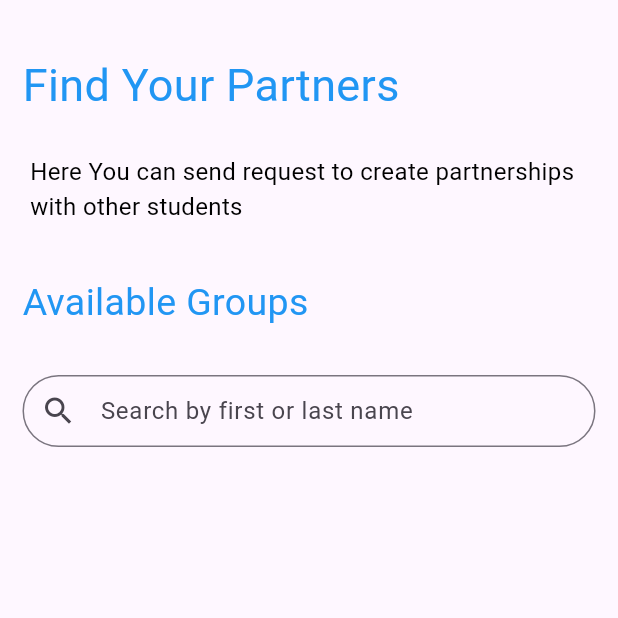
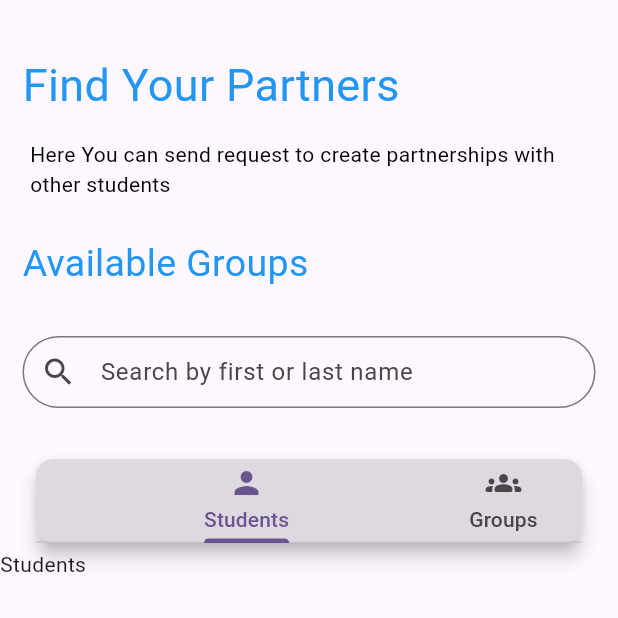
Before and after one commit to Omar-Qaneer/LetsGraduate_Mobile, a Flutter app: the FindPartners screen opened directly, on a phone screen of 412 x 824 dp, the top half of it. Run offline on Flutter 3.47's test engine with Material 3 defaults, Android fonts, the phone set to English and light mode, and no system bars; our stand-ins replace flutter_otp_text_field, get, shared_preferences; accounts and stored records are empty.

Commit message:
Build FindPartners Page part 5
Add TabBar and TabBarView Widgets and use controller to switch between tabs

```diff
--- /dev/null
+++ b/lib/controller/student/findpartners_controller.dart
@@ -0,0 +1,49 @@
+import 'package:flutter/material.dart';
+import 'package:get/get.dart';
+
+abstract class FindPartnerController extends GetxController
+    with GetSingleTickerProviderStateMixin {
+  void findPartners();
+  void setPageIndex(int newIndex);
+}
+
+class FindPartnerControllerImp extends FindPartnerController {
+  final List<Tab> findPartnersTabs = <Tab>[
+    const Tab(
+      icon: Icon(
+        Icons.person,
+      ),
+      text: "Students",
+    ),
+    const Tab(
+        icon: Icon(
+          Icons.groups_rounded,
+        ),
+        text: "Groups"),
+  ];
+
+  late TabController findPartnerTabController;
+  int currentPageIndex = 0;
+
+  @override
+  findPartners() {}
+
+  @override
+  void onInit() {
+    findPartnerTabController =
+        TabController(vsync: this, length: findPartnersTabs.length);
+    super.onInit();
+  }
+
+  @override
+  void onClose() {
+    findPartnerTabController.dispose();
+    super.onClose();
+  }
+
+  @override
+  void setPageIndex(int newIndex) {
+    currentPageIndex = newIndex;
+    update();
+  }
+}
--- a/lib/view/screen/student/findpartners.dart
+++ b/lib/view/screen/student/findpartners.dart
@@ -1,14 +1,21 @@
 import 'package:flutter/material.dart';
+import 'package:flutter_application_1/controller/student/findpartners_controller.dart';
+import 'package:flutter_application_1/view/widget/student/custom_tabbar_student.dart';
 import 'package:flutter_application_1/view/widget/supervisor/customsearchbar.dart';
+import 'package:get/get.dart';
 
 class FindPartners extends StatelessWidget {
   const FindPartners({super.key});
 
   @override
   Widget build(BuildContext context) {
-    return Container(
+    FindPartnerControllerImp controller = Get.put(FindPartnerControllerImp());
+
+    return Scaffold(
+      body: Container(
           padding: const EdgeInsets.symmetric(vertical: 30),
-        child: ListView(children: [
+          child:
+              Column(crossAxisAlignment: CrossAxisAlignment.start, children: [
             // titles
 
             ...List.generate(3, (index) {
@@ -17,9 +24,9 @@ class FindPartners extends StatelessWidget {
                 "Here You can send request to create partnerships with other students",
                 "Available Groups"
               ];
-            List<double> fontSizes = [30, 16, 25];
+              List<double> fontSizes = [30, 14, 25];
               List<double> horizontalPaddings = [15, 20, 15];
-            List<double> verticalPaddings = [5, 20, 15];
+              List<double> verticalPaddings = [5, 10, 15];
               List<Color> colors = [Colors.blue, Colors.black, Colors.blue];
 
               return Padding(
@@ -28,15 +35,36 @@ class FindPartners extends StatelessWidget {
                     vertical: verticalPaddings[index]),
                 child: Text(
                   texts[index],
-                style:
-                    TextStyle(fontSize: fontSizes[index], color: colors[index]),
+                  style: TextStyle(
+                      fontSize: fontSizes[index], color: colors[index]),
                 ),
               );
             }),
             const CustomSearchBar(hintText: "Search by first or last name"),
             const SizedBox(
-            height: 40,
+              height: 15,
             ),
-        ]));
+
+            CustomTabBarStudent(
+              widget: TabBar(
+                isScrollable: true,
+                labelPadding:
+                    const EdgeInsetsDirectional.symmetric(horizontal: 60),
+                controller: controller.findPartnerTabController,
+                tabs: controller.findPartnersTabs,
+              ),
+            ),
+
+            Expanded(
+              child: TabBarView(
+                controller: controller.findPartnerTabController,
+                children: const [
+                  Text("Students"),
+                  Text("Groups"),
+                ],
+              ),
+            ),
+          ])),
+    );
   }
 }
--- /dev/null
+++ b/lib/view/widget/student/custom_tabbar_student.dart
@@ -0,0 +1,26 @@
+import 'package:flutter/material.dart';
+
+class CustomTabBarStudent extends StatelessWidget {
+  final Widget widget;
+  const CustomTabBarStudent({
+    super.key,
+    required this.widget,
+  });
+
+  @override
+  Widget build(BuildContext context) {
+    return Padding(
+      padding: const EdgeInsets.symmetric(horizontal: 20),
+      child: Card(
+        shape: RoundedRectangleBorder(borderRadius: BorderRadius.circular(12)),
+        elevation: 5,
+        child: Container(
+            height: 56,
+            decoration: BoxDecoration(
+                color: Colors.black.withOpacity(0.1),
+                borderRadius: BorderRadius.circular(12)),
+            child: widget),
+      ),
+    );
+  }
+}
```
Lines whose indentation alone changed are shown as unchanged.
